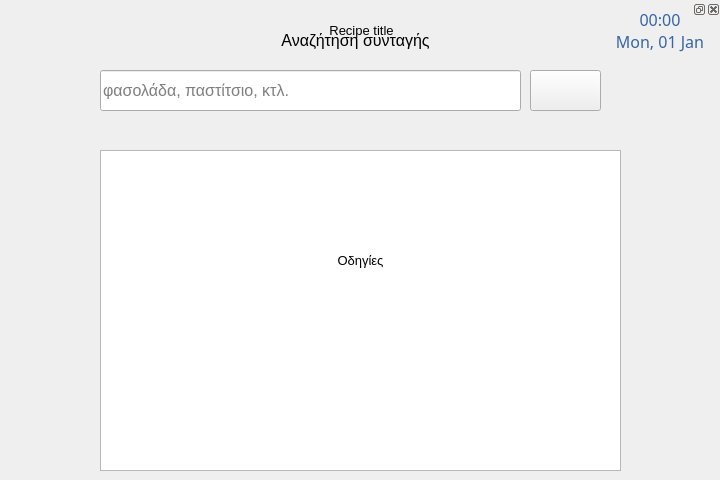
Qt form mainwindow.ui (subdee/quzin-python) before a commit.
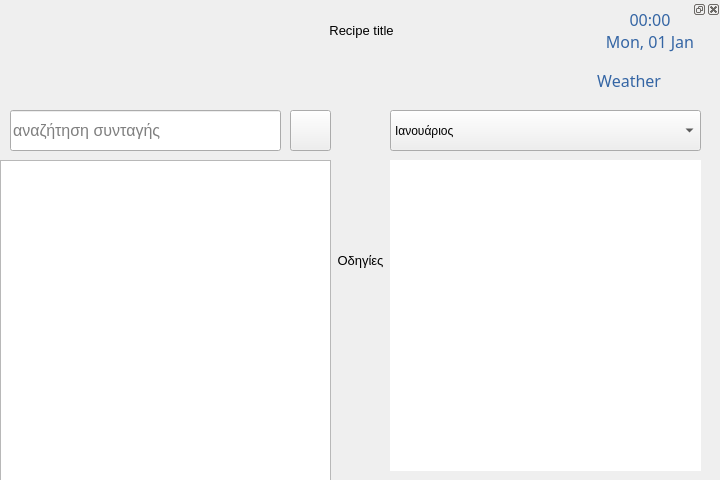
The same form after that commit. Icons and pictures are not drawn. Custom widgets are drawn as their Qt base class.

Commit message: Add weather info

Diff of the .ui file:
```diff
--- a/mainwindow.ui
+++ b/mainwindow.ui
@@ -13,11 +13,20 @@
   <property name="windowTitle">
    <string>MainWindow</string>
   </property>
+  <property name="styleSheet">
+   <string notr="true">QMainWindow &gt; QWidget { background-color: white;}</string>
+  </property>
+  <property name="locale">
+   <locale language="Greek" country="Greece"/>
+  </property>
   <widget class="QWidget" name="centralWidget">
+   <property name="styleSheet">
+    <string notr="true"/>
+   </property>
    <widget class="QLabel" name="timeLabel">
     <property name="geometry">
      <rect>
-      <x>600</x>
+      <x>590</x>
       <y>0</y>
       <width>120</width>
       <height>60</height>
@@ -479,29 +488,8 @@
    <widget class="KeyboardLineEdit" name="searchInput">
     <property name="geometry">
      <rect>
-      <x>100</x>
-      <y>70</y>
-      <width>421</width>
-      <height>41</height>
-     </rect>
-    </property>
-    <property name="font">
-     <font>
-      <pointsize>12</pointsize>
-     </font>
-    </property>
-    <property name="text">
-     <string/>
-    </property>
-    <property name="placeholderText">
-     <string>φασολάδα, παστίτσιο, κτλ.</string>
-    </property>
-   </widget>
-   <widget class="QLabel" name="searchLabel">
-    <property name="geometry">
-     <rect>
-      <x>220</x>
-      <y>20</y>
+      <x>10</x>
+      <y>110</y>
       <width>271</width>
       <height>41</height>
      </rect>
@@ -512,18 +500,18 @@
      </font>
     </property>
     <property name="text">
-     <string>Αναζήτηση συνταγής</string>
+     <string/>
     </property>
-    <property name="alignment">
-     <set>Qt::AlignCenter</set>
+    <property name="placeholderText">
+     <string>αναζήτηση συνταγής</string>
     </property>
    </widget>
    <widget class="QPushButton" name="searchBtn">
     <property name="geometry">
      <rect>
-      <x>530</x>
-      <y>70</y>
-      <width>71</width>
+      <x>290</x>
+      <y>110</y>
+      <width>41</width>
       <height>41</height>
      </rect>
     </property>
@@ -543,15 +531,15 @@
    <widget class="QListWidget" name="searchResultsList">
     <property name="geometry">
      <rect>
-      <x>100</x>
-      <y>150</y>
-      <width>521</width>
+      <x>0</x>
+      <y>160</y>
+      <width>331</width>
       <height>321</height>
      </rect>
     </property>
     <property name="font">
      <font>
-      <pointsize>12</pointsize>
+      <pointsize>10</pointsize>
      </font>
     </property>
     <property name="styleSheet">
@@ -670,6 +658,583 @@
      </widget>
     </widget>
    </widget>
+   <widget class="QComboBox" name="seasonMonthSelect">
+    <property name="geometry">
+     <rect>
+      <x>390</x>
+      <y>110</y>
+      <width>311</width>
+      <height>41</height>
+     </rect>
+    </property>
+    <item>
+     <property name="text">
+      <string>Ιανουάριος</string>
+     </property>
+    </item>
+    <item>
+     <property name="text">
+      <string>Φεβρουάριος</string>
+     </property>
+    </item>
+    <item>
+     <property name="text">
+      <string>Μάρτιος</string>
+     </property>
+    </item>
+    <item>
+     <property name="text">
+      <string>Απρίλιος</string>
+     </property>
+    </item>
+    <item>
+     <property name="text">
+      <string>Μάιος</string>
+     </property>
+    </item>
+    <item>
+     <property name="text">
+      <string>Ιούνιος</string>
+     </property>
+    </item>
+    <item>
+     <property name="text">
+      <string>Ιούλιος</string>
+     </property>
+    </item>
+    <item>
+     <property name="text">
+      <string>Αύγουστος</string>
+     </property>
+    </item>
+    <item>
+     <property name="text">
+      <string>Σεπτέμβριος</string>
+     </property>
+    </item>
+    <item>
+     <property name="text">
+      <string>Οκτώβριος</string>
+     </property>
+    </item>
+    <item>
+     <property name="text">
+      <string>Νοέμβριος</string>
+     </property>
+    </item>
+    <item>
+     <property name="text">
+      <string>Δεκέμβριος</string>
+     </property>
+    </item>
+   </widget>
+   <widget class="QPlainTextEdit" name="seasonItems">
+    <property name="geometry">
+     <rect>
+      <x>390</x>
+      <y>160</y>
+      <width>311</width>
+      <height>311</height>
+     </rect>
+    </property>
+    <property name="font">
+     <font>
+      <pointsize>10</pointsize>
+     </font>
+    </property>
+    <property name="frameShape">
+     <enum>QFrame::NoFrame</enum>
+    </property>
+    <property name="frameShadow">
+     <enum>QFrame::Plain</enum>
+    </property>
+    <property name="lineWidth">
+     <number>0</number>
+    </property>
+    <property name="readOnly">
+     <bool>true</bool>
+    </property>
+    <property name="backgroundVisible">
+     <bool>false</bool>
+    </property>
+   </widget>
+   <widget class="QLabel" name="logoTextLabel">
+    <property name="geometry">
+     <rect>
+      <x>290</x>
+      <y>0</y>
+      <width>141</width>
+      <height>61</height>
+     </rect>
+    </property>
+    <property name="text">
+     <string/>
+    </property>
+    <property name="pixmap">
+     <pixmap resource="resources.qrc">:/images/logo.png</pixmap>
+    </property>
+    <property name="scaledContents">
+     <bool>true</bool>
+    </property>
+   </widget>
+   <widget class="QLabel" name="weatherLabel">
+    <property name="geometry">
+     <rect>
+      <x>570</x>
+      <y>60</y>
+      <width>91</width>
+      <height>40</height>
+     </rect>
+    </property>
+    <property name="palette">
+     <palette>
+      <active>
+       <colorrole role="WindowText">
+        <brush brushstyle="SolidPattern">
+         <color alpha="255">
+          <red>52</red>
+          <green>101</green>
+          <blue>164</blue>
+         </color>
+        </brush>
+       </colorrole>
+       <colorrole role="Button">
+        <brush brushstyle="SolidPattern">
+         <color alpha="255">
+          <red>52</red>
+          <green>101</green>
+          <blue>164</blue>
+         </color>
+        </brush>
+       </colorrole>
+       <colorrole role="Light">
+        <brush brushstyle="SolidPattern">
+         <color alpha="255">
+          <red>78</red>
+          <green>152</green>
+          <blue>246</blue>
+         </color>
+        </brush>
+       </colorrole>
+       <colorrole role="Midlight">
+        <brush brushstyle="SolidPattern">
+         <color alpha="255">
+          <red>65</red>
+          <green>126</green>
+          <blue>205</blue>
+         </color>
+        </brush>
+       </colorrole>
+       <colorrole role="Dark">
+        <brush brushstyle="SolidPattern">
+         <color alpha="255">
+          <red>26</red>
+          <green>50</green>
+          <blue>82</blue>
+         </color>
+        </brush>
+       </colorrole>
+       <colorrole role="Mid">
+        <brush brushstyle="SolidPattern">
+         <color alpha="255">
+          <red>34</red>
+          <green>67</green>
+          <blue>109</blue>
+         </color>
+        </brush>
+       </colorrole>
+       <colorrole role="Text">
+        <brush brushstyle="SolidPattern">
+         <color alpha="255">
+          <red>0</red>
+          <green>0</green>
+          <blue>0</blue>
+         </color>
+        </brush>
+       </colorrole>
+       <colorrole role="BrightText">
+        <brush brushstyle="SolidPattern">
+         <color alpha="255">
+          <red>255</red>
+          <green>255</green>
+          <blue>255</blue>
+         </color>
+        </brush>
+       </colorrole>
+       <colorrole role="ButtonText">
+        <brush brushstyle="SolidPattern">
+         <color alpha="255">
+          <red>0</red>
+          <green>0</green>
+          <blue>0</blue>
+         </color>
+        </brush>
+       </colorrole>
+       <colorrole role="Base">
+        <brush brushstyle="SolidPattern">
+         <color alpha="255">
+          <red>255</red>
+          <green>255</green>
+          <blue>255</blue>
+         </color>
+        </brush>
+       </colorrole>
+       <colorrole role="Window">
+        <brush brushstyle="SolidPattern">
+         <color alpha="255">
+          <red>52</red>
+          <green>101</green>
+          <blue>164</blue>
+         </color>
+        </brush>
+       </colorrole>
+       <colorrole role="Shadow">
+        <brush brushstyle="SolidPattern">
+         <color alpha="255">
+          <red>0</red>
+          <green>0</green>
+          <blue>0</blue>
+         </color>
+        </brush>
+       </colorrole>
+       <colorrole role="AlternateBase">
+        <brush brushstyle="SolidPattern">
+         <color alpha="255">
+          <red>153</red>
+          <green>178</green>
+          <blue>209</blue>
+         </color>
+        </brush>
+       </colorrole>
+       <colorrole role="ToolTipBase">
+        <brush brushstyle="SolidPattern">
+         <color alpha="255">
+          <red>255</red>
+          <green>255</green>
+          <blue>220</blue>
+         </color>
+        </brush>
+       </colorrole>
+       <colorrole role="ToolTipText">
+        <brush brushstyle="SolidPattern">
+         <color alpha="255">
+          <red>0</red>
+          <green>0</green>
+          <blue>0</blue>
+         </color>
+        </brush>
+       </colorrole>
+      </active>
+      <inactive>
+       <colorrole role="WindowText">
+        <brush brushstyle="SolidPattern">
+         <color alpha="255">
+          <red>52</red>
+          <green>101</green>
+          <blue>164</blue>
+         </color>
+        </brush>
+       </colorrole>
+       <colorrole role="Button">
+        <brush brushstyle="SolidPattern">
+         <color alpha="255">
+          <red>52</red>
+          <green>101</green>
+          <blue>164</blue>
+         </color>
+        </brush>
+       </colorrole>
+       <colorrole role="Light">
+        <brush brushstyle="SolidPattern">
+         <color alpha="255">
+          <red>78</red>
+          <green>152</green>
+          <blue>246</blue>
+         </color>
+        </brush>
+       </colorrole>
+       <colorrole role="Midlight">
+        <brush brushstyle="SolidPattern">
+         <color alpha="255">
+          <red>65</red>
+          <green>126</green>
+          <blue>205</blue>
+         </color>
+        </brush>
+       </colorrole>
+       <colorrole role="Dark">
+        <brush brushstyle="SolidPattern">
+         <color alpha="255">
+          <red>26</red>
+          <green>50</green>
+          <blue>82</blue>
+         </color>
+        </brush>
+       </colorrole>
+       <colorrole role="Mid">
+        <brush brushstyle="SolidPattern">
+         <color alpha="255">
+          <red>34</red>
+          <green>67</green>
+          <blue>109</blue>
+         </color>
+        </brush>
+       </colorrole>
+       <colorrole role="Text">
+        <brush brushstyle="SolidPattern">
+         <color alpha="255">
+          <red>0</red>
+          <green>0</green>
+          <blue>0</blue>
+         </color>
+        </brush>
+       </colorrole>
+       <colorrole role="BrightText">
+        <brush brushstyle="SolidPattern">
+         <color alpha="255">
+          <red>255</red>
+          <green>255</green>
+          <blue>255</blue>
+         </color>
+        </brush>
+       </colorrole>
+       <colorrole role="ButtonText">
+        <brush brushstyle="SolidPattern">
+         <color alpha="255">
+          <red>0</red>
+          <green>0</green>
+          <blue>0</blue>
+         </color>
+        </brush>
+       </colorrole>
+       <colorrole role="Base">
+        <brush brushstyle="SolidPattern">
+         <color alpha="255">
+          <red>255</red>
+          <green>255</green>
+          <blue>255</blue>
+         </color>
+        </brush>
+       </colorrole>
+       <colorrole role="Window">
+        <brush brushstyle="SolidPattern">
+         <color alpha="255">
+          <red>52</red>
+          <green>101</green>
+          <blue>164</blue>
+         </color>
+        </brush>
+       </colorrole>
+       <colorrole role="Shadow">
+        <brush brushstyle="SolidPattern">
+         <color alpha="255">
+          <red>0</red>
+          <green>0</green>
+          <blue>0</blue>
+         </color>
+        </brush>
+       </colorrole>
+       <colorrole role="AlternateBase">
+        <brush brushstyle="SolidPattern">
+         <color alpha="255">
+          <red>153</red>
+          <green>178</green>
+          <blue>209</blue>
+         </color>
+        </brush>
+       </colorrole>
+       <colorrole role="ToolTipBase">
+        <brush brushstyle="SolidPattern">
+         <color alpha="255">
+          <red>255</red>
+          <green>255</green>
+          <blue>220</blue>
+         </color>
+        </brush>
+       </colorrole>
+       <colorrole role="ToolTipText">
+        <brush brushstyle="SolidPattern">
+         <color alpha="255">
+          <red>0</red>
+          <green>0</green>
+          <blue>0</blue>
+         </color>
+        </brush>
+       </colorrole>
+      </inactive>
+      <disabled>
+       <colorrole role="WindowText">
+        <brush brushstyle="SolidPattern">
+         <color alpha="255">
+          <red>26</red>
+          <green>50</green>
+          <blue>82</blue>
+         </color>
+        </brush>
+       </colorrole>
+       <colorrole role="Button">
+        <brush brushstyle="SolidPattern">
+         <color alpha="255">
+          <red>52</red>
+          <green>101</green>
+          <blue>164</blue>
+         </color>
+        </brush>
+       </colorrole>
+       <colorrole role="Light">
+        <brush brushstyle="SolidPattern">
+         <color alpha="255">
+          <red>78</red>
+          <green>152</green>
+          <blue>246</blue>
+         </color>
+        </brush>
+       </colorrole>
+       <colorrole role="Midlight">
+        <brush brushstyle="SolidPattern">
+         <color alpha="255">
+          <red>65</red>
+          <green>126</green>
+          <blue>205</blue>
+         </color>
+        </brush>
+       </colorrole>
+       <colorrole role="Dark">
+        <brush brushstyle="SolidPattern">
+         <color alpha="255">
+          <red>26</red>
+          <green>50</green>
+          <blue>82</blue>
+         </color>
+        </brush>
+       </colorrole>
+       <colorrole role="Mid">
+        <brush brushstyle="SolidPattern">
+         <color alpha="255">
+          <red>34</red>
+          <green>67</green>
+          <blue>109</blue>
+         </color>
+        </brush>
+       </colorrole>
+       <colorrole role="Text">
+        <brush brushstyle="SolidPattern">
+         <color alpha="255">
+          <red>26</red>
+          <green>50</green>
+          <blue>82</blue>
+         </color>
+        </brush>
+       </colorrole>
+       <colorrole role="BrightText">
+        <brush brushstyle="SolidPattern">
+         <color alpha="255">
+          <red>255</red>
+          <green>255</green>
+          <blue>255</blue>
+         </color>
+        </brush>
+       </colorrole>
+       <colorrole role="ButtonText">
+        <brush brushstyle="SolidPattern">
+         <color alpha="255">
+          <red>26</red>
+          <green>50</green>
+          <blue>82</blue>
+         </color>
+        </brush>
+       </colorrole>
+       <colorrole role="Base">
+        <brush brushstyle="SolidPattern">
+         <color alpha="255">
+          <red>52</red>
+          <green>101</green>
+          <blue>164</blue>
+         </color>
+        </brush>
+       </colorrole>
+       <colorrole role="Window">
+        <brush brushstyle="SolidPattern">
+         <color alpha="255">
+          <red>52</red>
+          <green>101</green>
+          <blue>164</blue>
+         </color>
+        </brush>
+       </colorrole>
+       <colorrole role="Shadow">
+        <brush brushstyle="SolidPattern">
+         <color alpha="255">
+          <red>0</red>
+          <green>0</green>
+          <blue>0</blue>
+         </color>
+        </brush>
+       </colorrole>
+       <colorrole role="AlternateBase">
+        <brush brushstyle="SolidPattern">
+         <color alpha="255">
+          <red>52</red>
+          <green>101</green>
+          <blue>164</blue>
+         </color>
+        </brush>
+       </colorrole>
+       <colorrole role="ToolTipBase">
+        <brush brushstyle="SolidPattern">
+         <color alpha="255">
+          <red>255</red>
+          <green>255</green>
+          <blue>220</blue>
+         </color>
+        </brush>
+       </colorrole>
+       <colorrole role="ToolTipText">
+        <brush brushstyle="SolidPattern">
+         <color alpha="255">
+          <red>0</red>
+          <green>0</green>
+          <blue>0</blue>
+         </color>
+        </brush>
+       </colorrole>
+      </disabled>
+     </palette>
+    </property>
+    <property name="font">
+     <font>
+      <family>Droid Sans</family>
+      <pointsize>12</pointsize>
+      <weight>50</weight>
+      <bold>false</bold>
+     </font>
+    </property>
+    <property name="toolTip">
+     <string>Summary</string>
+    </property>
+    <property name="locale">
+     <locale language="Greek" country="Greece"/>
+    </property>
+    <property name="text">
+     <string>Weather</string>
+    </property>
+    <property name="alignment">
+     <set>Qt::AlignRight|Qt::AlignTrailing|Qt::AlignVCenter</set>
+    </property>
+   </widget>
+   <widget class="QLabel" name="weatherIconLabel">
+    <property name="geometry">
+     <rect>
+      <x>670</x>
+      <y>60</y>
+      <width>40</width>
+      <height>40</height>
+     </rect>
+    </property>
+    <property name="text">
+     <string/>
+    </property>
+   </widget>
   </widget>
  </widget>
  <layoutdefault spacing="6" margin="11"/>
```
The commit also changes 35 other files.
